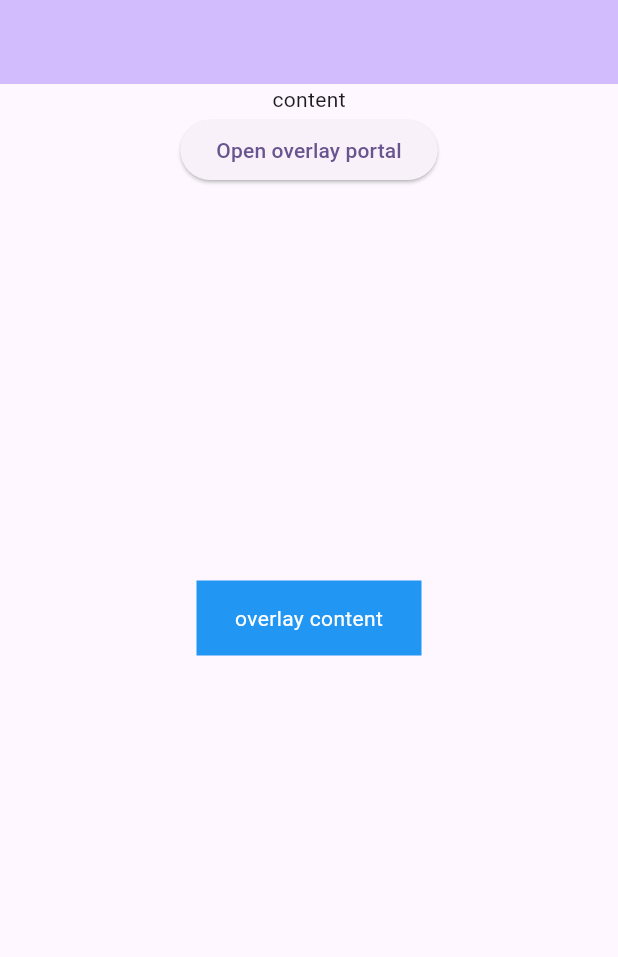
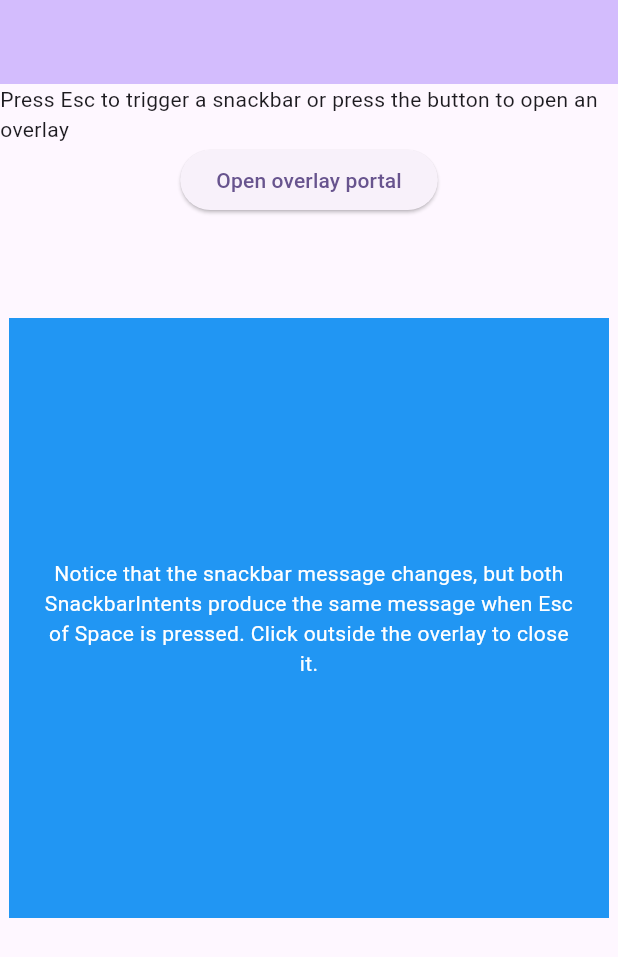
Before and after one commit to kassfir/hotkey_test, a Flutter app: the screen it shows after launch, after a tap on "Open overlay portal", on a phone screen of 412 x 824 dp. Shown: the top 957 px of the screen. Run offline on Flutter 3.47's test engine with Material 3 defaults, Android fonts, the phone set to English and light mode, and no system bars.

Commit message:
Documented differences better

```diff
--- a/lib/keyboard_shortcut_test.dart
+++ b/lib/keyboard_shortcut_test.dart
@@ -5,38 +5,25 @@ class KeyboardShortcutTest extends StatelessWidget {
   final Widget child;
   final String snackbarMessage;
   final LogicalKeyboardKey hotkey;
+  final Intent intent;
 
   const KeyboardShortcutTest({
     super.key,
     required this.child,
     required this.hotkey,
     required this.snackbarMessage,
+    required this.intent,
   });
 
   @override
   Widget build(BuildContext context) {
-    Object? handleInvoke(Intent intent) {
-      final snackBar = SnackBar(
-        showCloseIcon: true,
-        duration: const Duration(seconds: 1),
-        content: Text(snackbarMessage),
-      );
-
-      print('----> $snackbarMessage');
-
-      ScaffoldMessenger.of(context).showSnackBar(snackBar);
-      return null;
-    }
-
     return Shortcuts(
-      shortcuts: {
-        SingleActivator(hotkey): const SnackbarIntent(),
-      },
+      shortcuts: {SingleActivator(hotkey): intent},
       child: Actions(
         actions: {
-          SnackbarIntent: CallbackAction(
-            onInvoke: handleInvoke,
-          )
+          SnackbarIntent: ShowSnackbarAction(snackbarMessage, context),
+          OverlaySnackbarIntent:
+              ShowOverlaySnackbarAction(snackbarMessage, context),
         },
         child: child,
       ),
@@ -47,3 +34,49 @@ class KeyboardShortcutTest extends StatelessWidget {
 class SnackbarIntent extends Intent {
   const SnackbarIntent();
 }
+
+class OverlaySnackbarIntent extends Intent {
+  const OverlaySnackbarIntent();
+}
+
+class ShowSnackbarAction extends Action<SnackbarIntent> {
+  ShowSnackbarAction(this.message, this.context);
+
+  final String message;
+  final BuildContext context;
+
+  @override
+  Object? invoke(covariant SnackbarIntent intent) {
+    final snackBar = SnackBar(
+      showCloseIcon: true,
+      duration: const Duration(seconds: 1),
+      content: Text(message),
+    );
+
+    print('[ShowSnackbarAction]: $message');
+
+    ScaffoldMessenger.of(context).showSnackBar(snackBar);
+    return null;
+  }
+}
+
+class ShowOverlaySnackbarAction extends Action<OverlaySnackbarIntent> {
+  ShowOverlaySnackbarAction(this.message, this.context);
+
+  final String message;
+  final BuildContext context;
+
+  @override
+  Object? invoke(covariant OverlaySnackbarIntent intent) {
+    final snackBar = SnackBar(
+      showCloseIcon: true,
+      duration: const Duration(seconds: 1),
+      content: Text(message),
+    );
+
+    print('[ShowOverlaySnackbarAction]: $message');
+
+    ScaffoldMessenger.of(context).showSnackBar(snackBar);
+    return null;
+  }
+}
--- a/lib/main.dart
+++ b/lib/main.dart
@@ -49,18 +49,21 @@ class _MyHomePageState extends State<MyHomePage> {
       ),
       body: Center(
           child: KeyboardShortcutTest(
+        intent: const SnackbarIntent(),
         snackbarMessage: "Parent widget",
         hotkey: LogicalKeyboardKey.escape,
         child: Focus(
           autofocus: true,
           child: Column(
             children: [
-              const Text("content"),
+              const Text(
+                  "Press Esc to trigger a snackbar or press the button to open an overlay"),
               OverlayPortal(
                 controller: controller,
                 overlayChildBuilder: (context) {
                   return KeyboardShortcutTest(
-                    snackbarMessage: "Overlay  widget",
+                    intent: const OverlaySnackbarIntent(),
+                    snackbarMessage: "Overlay widget",
                     hotkey: LogicalKeyboardKey.space,
                     child: Focus(
                       autofocus: true,
@@ -74,14 +77,16 @@ class _MyHomePageState extends State<MyHomePage> {
                           },
                           child: Container(
                             color: Colors.blue,
-                            width: 150,
-                            height: 50,
+                            width: 400,
+                            height: 400,
+                            padding: const EdgeInsets.all(20),
                             alignment: Alignment.center,
                             child: const Text(
-                              'overlay content',
+                              'Notice that the snackbar message changes, but both SnackbarIntents produce the same message when Esc of Space is pressed. Click outside the overlay to close it.',
                               style: TextStyle(
                                 color: Colors.white,
                               ),
+                              textAlign: TextAlign.center,
                             ),
                           ),
                         ),
```
